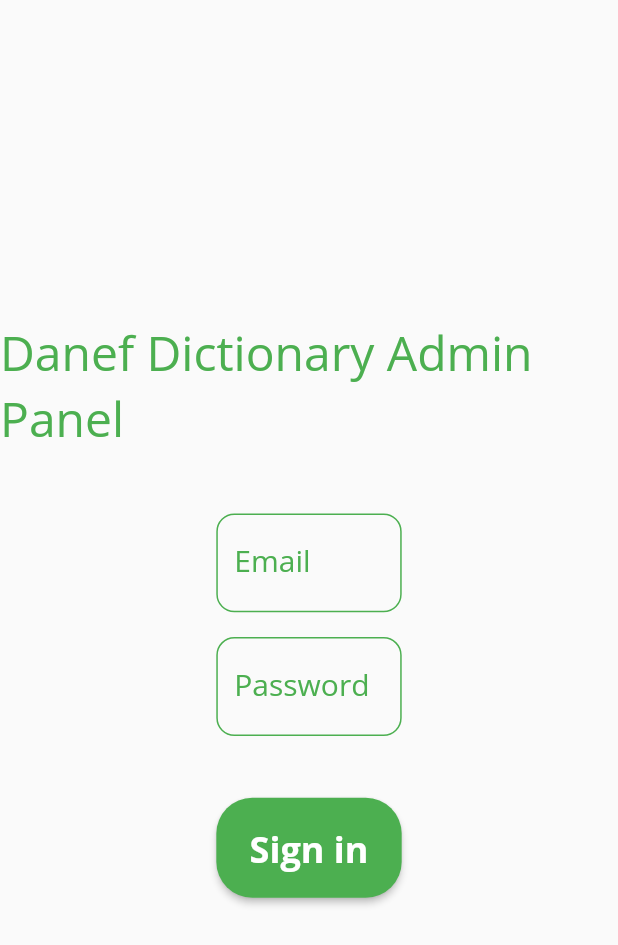
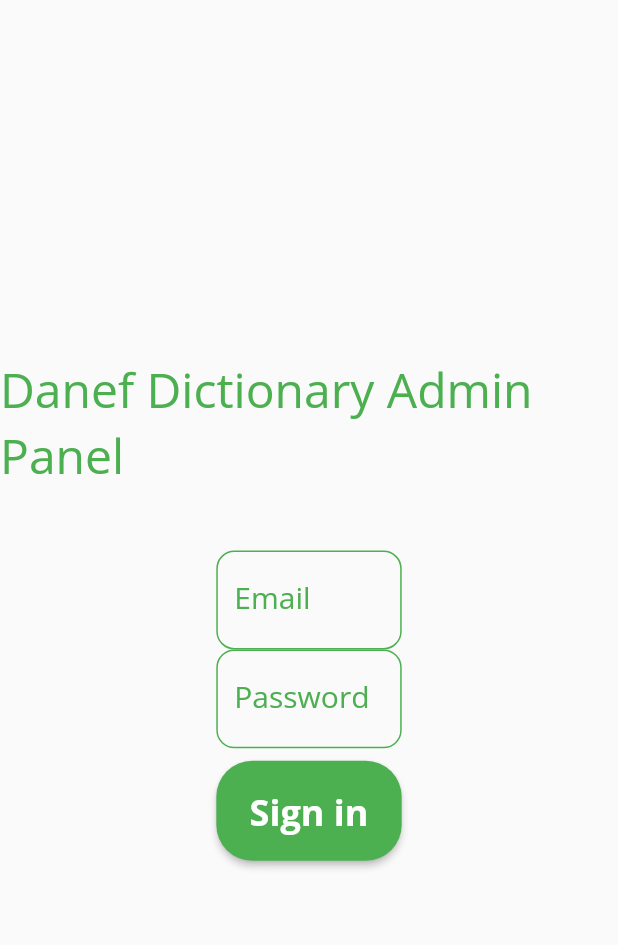
Before and after one commit to SametSahin10/danef-dictionary-admin-panel, a Flutter app: the screen it shows after launch, on a phone screen of 412 x 824 dp. Shown: the top 945 px of the screen. Run offline on Flutter 3.47's test engine with Material 2 defaults, Android fonts, the phone set to English and light mode, and no system bars; our stand-ins replace flutter_dotenv, form_field_validator, get_it, google_fonts; missing offline and left inert: dart:html.

Commit message:
adjust SignInScreen layout

```diff
--- a/lib/features/auth/presentation/screens/sign_in_screen.dart
+++ b/lib/features/auth/presentation/screens/sign_in_screen.dart
@@ -132,7 +132,6 @@ class _SignInScreenState extends State<SignInScreen> {
                         },
                       ),
                     ),
-                    SizedBox(height: screenHeight * 0.02),
                     Container(
                       width: screenWidth * 0.3,
                       height: screenHeight * 0.08,
@@ -156,7 +155,7 @@ class _SignInScreenState extends State<SignInScreen> {
                 ),
               ),
             ),
-            SizedBox(height: screenHeight * 0.05),
+            SizedBox(height: screenHeight * 0.01),
             Padding(
               padding: EdgeInsets.only(
                 left: screenWidth * 0.35,
```
